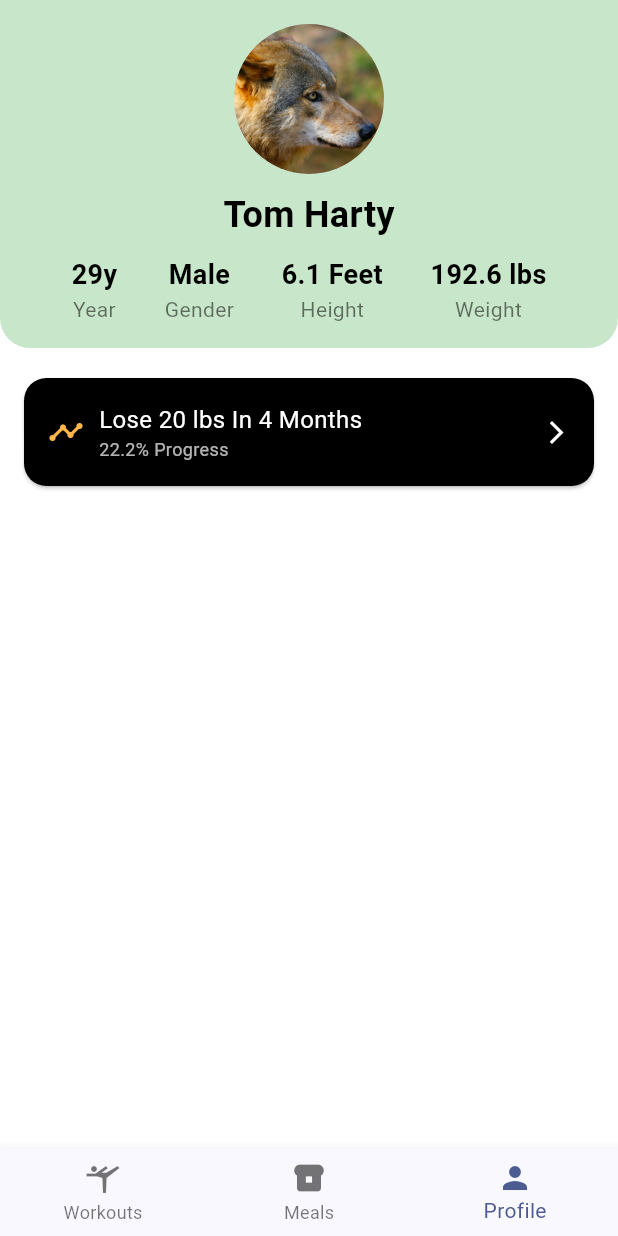
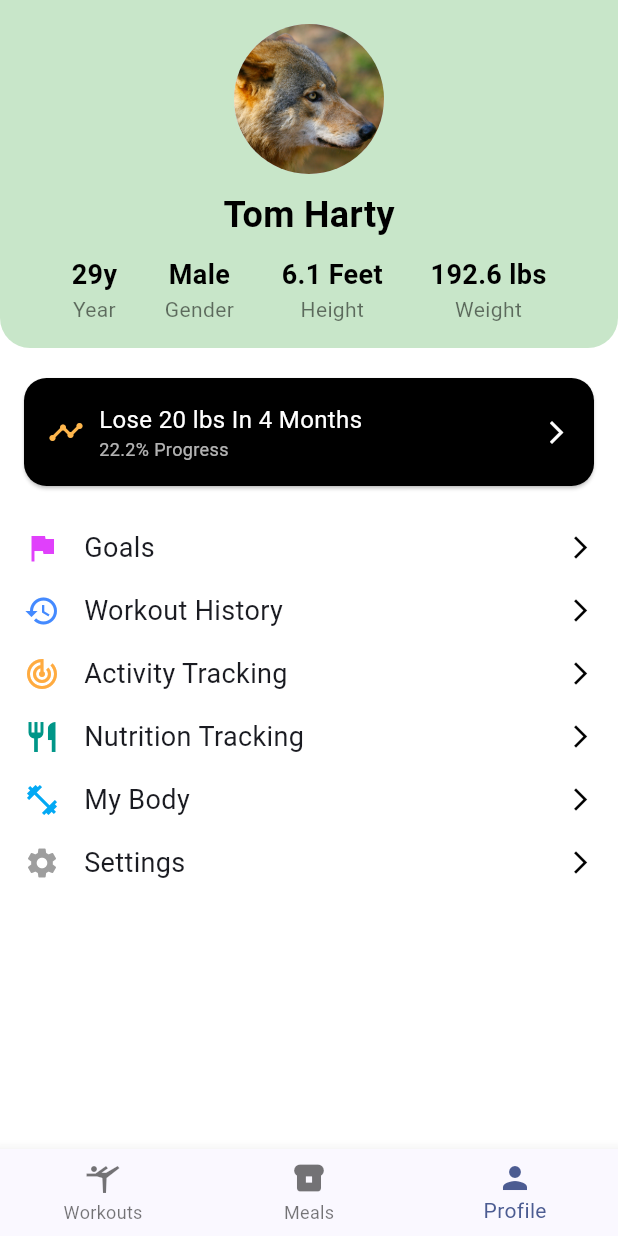
Before and after one commit to sukhaman/GigMaster, a Flutter app: the screen it shows after launch, item 3 of the bottom bar chosen, on a phone screen of 412 x 824 dp. Run offline on Flutter 3.47's test engine with Material 3 defaults, Android fonts, the light colour scheme and no system bars; our stand-ins replace bloc, flutter_riverpod, flutter_svg, riverpod.

Commit message:
Menu Items added to profile view

```diff
--- a/gigmaster/lib/main.dart
+++ b/gigmaster/lib/main.dart
@@ -2,7 +2,6 @@ import 'package:flutter/material.dart';
 import 'package:gigmaster/constants/routes.dart';
 import 'package:gigmaster/views/category_view.dart';
 import 'package:gigmaster/views/tab_bar.dart';
-import 'package:flutter/material.dart';
 import 'package:flutter_riverpod/flutter_riverpod.dart';
 
 void main() {
--- a/gigmaster/lib/views/profile_view.dart
+++ b/gigmaster/lib/views/profile_view.dart
@@ -93,6 +93,58 @@ class ProfileView extends StatelessWidget {
                 ),
               ),
             ),
+
+            const SizedBox(height: 20),
+
+            // Menu Items
+            MenuItem(
+              icon: Icons.flag,
+              color: Colors.purpleAccent,
+              text: 'Goals',
+              onTap: () {
+                // Navigate to Goals Screen
+              },
+            ),
+            MenuItem(
+              icon: Icons.history,
+              color: Colors.blueAccent,
+              text: 'Workout History',
+              onTap: () {
+                // Navigate to Workout History Screen
+              },
+            ),
+            MenuItem(
+              icon: Icons.track_changes,
+              color: Colors.orangeAccent,
+              text: 'Activity Tracking',
+              onTap: () {
+                // Navigate to Activity Tracking Screen
+              },
+            ),
+            MenuItem(
+              icon: Icons.restaurant,
+              color: Colors.teal,
+              text: 'Nutrition Tracking',
+              onTap: () {
+                // Navigate to Nutrition Tracking Screen
+              },
+            ),
+            MenuItem(
+              icon: Icons.fitness_center,
+              color: Colors.lightBlue,
+              text: 'My Body',
+              onTap: () {
+                // Navigate to My Body Screen
+              },
+            ),
+            MenuItem(
+              icon: Icons.settings,
+              color: Colors.grey,
+              text: 'Settings',
+              onTap: () {
+                // Navigate to Settings Screen
+              },
+            ),
           ],
         ),
       ),
@@ -129,3 +181,44 @@ class ProfileInfo extends StatelessWidget {
     );
   }
 }
+
+class MenuItem extends StatelessWidget {
+  final IconData icon;
+  final Color color;
+  final String text;
+  final VoidCallback onTap;
+
+  const MenuItem({
+    required this.icon,
+    required this.color,
+    required this.text,
+    required this.onTap,
+    super.key,
+  });
+
+  @override
+  Widget build(BuildContext context) {
+    return GestureDetector(
+      onTap: onTap,
+      child: Padding(
+        padding: const EdgeInsets.symmetric(horizontal: 16.0, vertical: 8.0),
+        child: Row(
+          mainAxisAlignment: MainAxisAlignment.spaceBetween,
+          children: [
+            Row(
+              children: [
+                Icon(icon, color: color),
+                const SizedBox(width: 16),
+                Text(
+                  text,
+                  style: const TextStyle(fontSize: 18),
+                ),
+              ],
+            ),
+            const Icon(Icons.arrow_forward_ios, color: Colors.black, size: 18),
+          ],
+        ),
+      ),
+    );
+  }
+}
```
